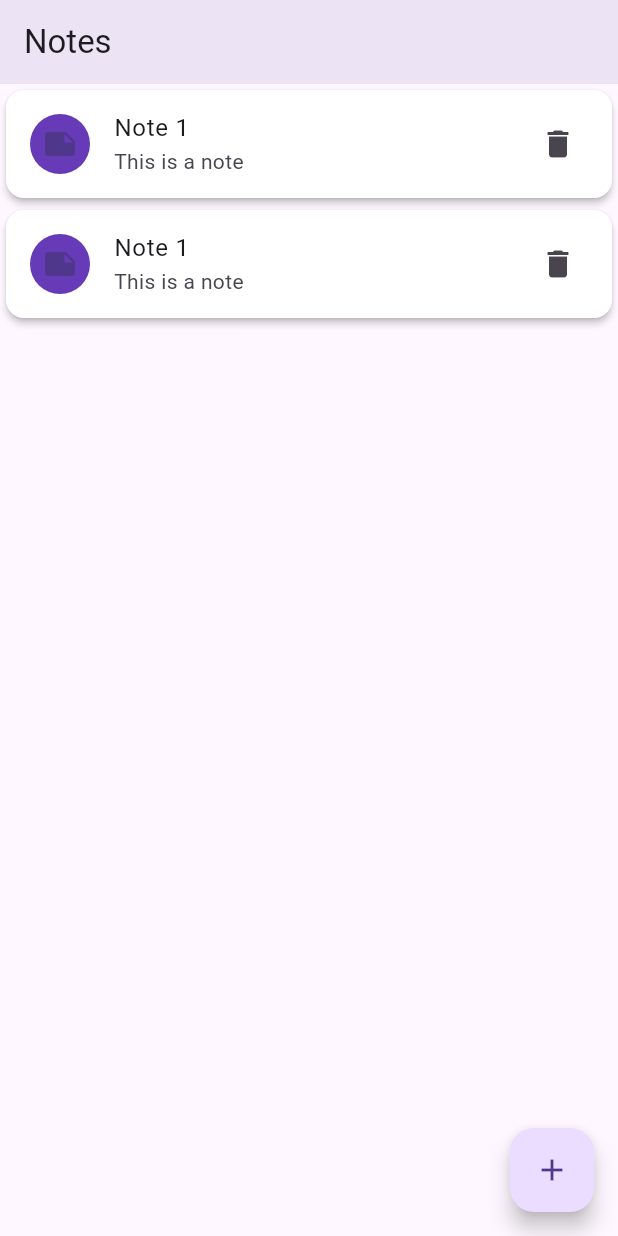
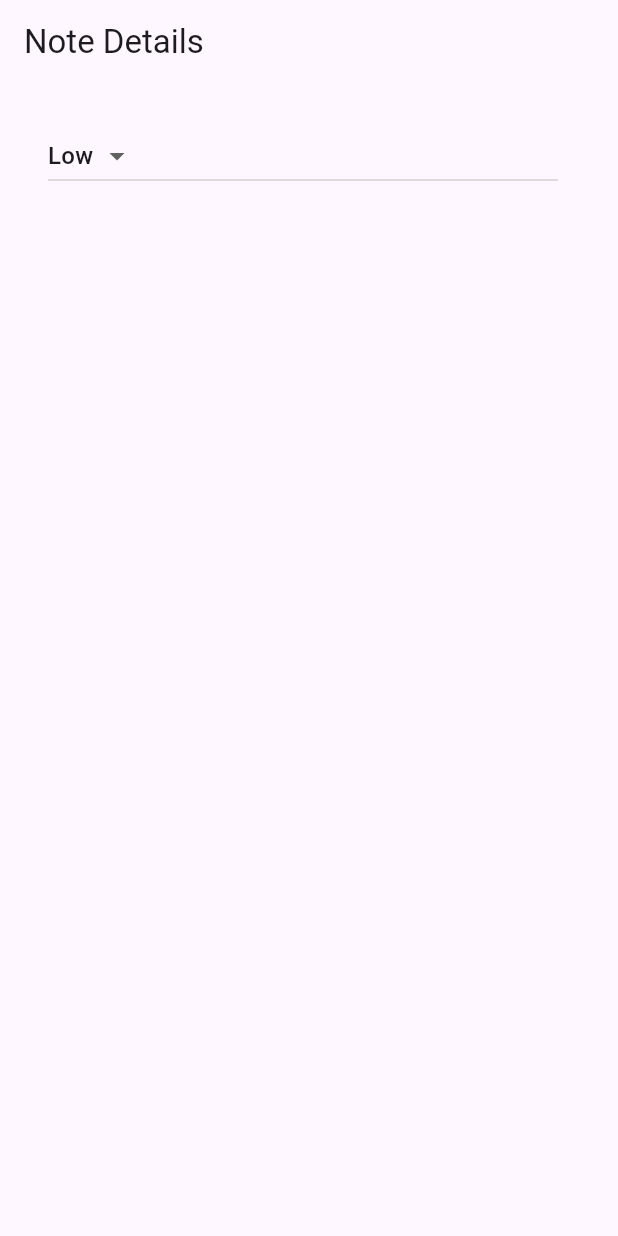
Before and after one commit to Ali1raz/flutter_sqlite_note_app, a Flutter app: the screen it shows after launch, on a phone screen of 412 x 824 dp. Run offline on Flutter 3.47's test engine with Material 3 defaults, Android fonts, the phone set to English and light mode, and no system bars.

Commit message:
add NoteDetailsScreen with dropdown

```diff
--- a/lib/main.dart
+++ b/lib/main.dart
@@ -1,4 +1,5 @@
 import 'package:flutter/material.dart';
+import 'package:sqlite/screens/note_details_screen.dart';
 import 'package:sqlite/screens/note_list_screen.dart';
 
 void main() {
@@ -16,7 +17,7 @@ class MyApp extends StatelessWidget {
       theme: ThemeData(
         primaryColor: Colors.deepPurple
       ),
-      home: NoteListScreen(),
+      home: NoteDetailsScreen(),
     );
   }
 }
--- /dev/null
+++ b/lib/screens/note_details_screen.dart
@@ -0,0 +1,44 @@
+import 'package:flutter/material.dart';
+
+class NoteDetailsScreen extends StatefulWidget {
+  const NoteDetailsScreen({super.key});
+
+  @override
+  State<NoteDetailsScreen> createState() => _NoteDetailsScreenState();
+}
+
+class _NoteDetailsScreenState extends State<NoteDetailsScreen> {
+
+  static var _priorities = ['High', 'Low'];
+
+  @override
+  Widget build(BuildContext context) {
+    return Scaffold(
+      appBar: AppBar(
+        title: Text("Note Details"),
+      ),
+      body: Padding(
+        padding: EdgeInsets.all(16),
+        child: ListView(
+          children: [
+            ListTile(
+              title: DropdownButton(
+                  items: _priorities.map((String item) {
+                    return DropdownMenuItem(
+                      value: item,
+                      child: Text(item),
+                    );
+                  }).toList(),
+                  value: _priorities[1],
+                  onChanged: (selectedValue) {
+                    setState(() {
+                      debugPrint("Selected Value: $selectedValue");
+                    });
+                  }),
+            )
+            ]
+        ),
+      ),
+    );
+  }
+}
```
